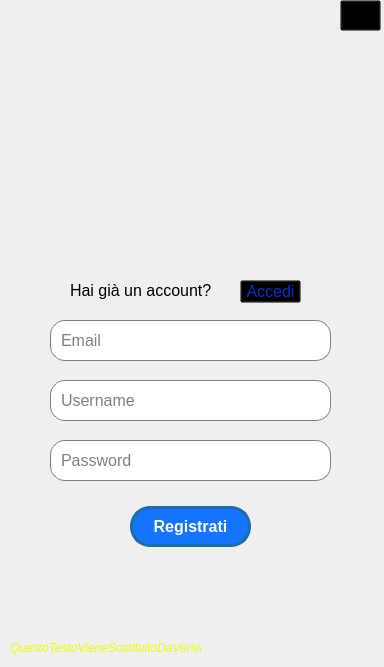
Above: ClientModule/regwindow.ui from giovannic96/Real-time-collaborative-text-editor before the change. Below: the same form after it.
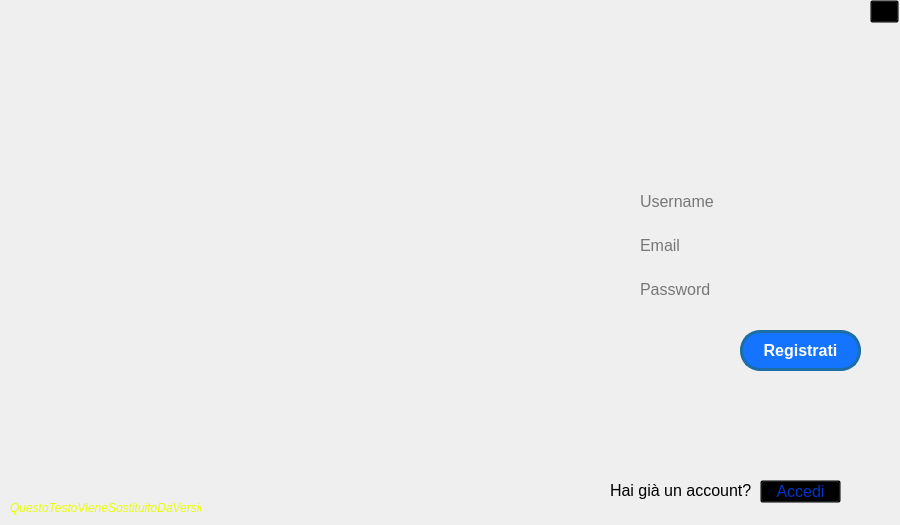
That is the form after the change. Icons and pictures are not drawn.

Diff of the .ui file:
```diff
--- a/ClientModule/regwindow.ui
+++ b/ClientModule/regwindow.ui
@@ -6,39 +6,44 @@
    <rect>
     <x>0</x>
     <y>0</y>
-    <width>384</width>
-    <height>667</height>
+    <width>900</width>
+    <height>525</height>
    </rect>
   </property>
   <property name="minimumSize">
    <size>
-    <width>384</width>
-    <height>667</height>
+    <width>900</width>
+    <height>525</height>
    </size>
   </property>
   <property name="maximumSize">
    <size>
-    <width>384</width>
-    <height>667</height>
+    <width>900</width>
+    <height>525</height>
    </size>
   </property>
   <property name="windowTitle">
    <string>MainWindow</string>
   </property>
+  <property name="styleSheet">
+   <string notr="true">#centralwidget {border-image: url(:/image/registrazione.jpg);}</string>
+  </property>
   <widget class="QWidget" name="centralwidget">
+   <property name="styleSheet">
+    <string notr="true"/>
+   </property>
    <widget class="QLineEdit" name="LineEditPasswordForm">
     <property name="geometry">
      <rect>
-      <x>50</x>
-      <y>440</y>
-      <width>281</width>
-      <height>41</height>
+      <x>630</x>
+      <y>274</y>
+      <width>231</width>
+      <height>31</height>
      </rect>
     </property>
     <property name="styleSheet">
-     <string notr="true">background-color:rgb(255, 255, 255);
-border: 1px solid gray;
-border-radius: 15px;
+     <string notr="true">background-color:transparent;
+border: transparent;
 padding: 0 8px;
 selection-background-color: darkgray;
 font-size: 16px;
@@ -57,41 +62,11 @@
      <string>Password</string>
     </property>
    </widget>
-   <widget class="QPushButton" name="AccediButton">
-    <property name="geometry">
-     <rect>
-      <x>240</x>
-      <y>280</y>
-      <width>61</width>
-      <height>23</height>
-     </rect>
-    </property>
-    <property name="font">
-     <font>
-      <pointsize>12</pointsize>
-     </font>
-    </property>
-    <property name="styleSheet">
-     <string notr="true">#AccediButton {
-color: #0033CC;
-background-color: Transparent;
-background-repeat:no-repeat;
-}
-
-#AccediButton:hover {
-color: #0040FF;
-text-decoration: underline;
-}</string>
-    </property>
-    <property name="text">
-     <string>Accedi</string>
-    </property>
-   </widget>
    <widget class="QPushButton" name="SignUpButton">
     <property name="geometry">
      <rect>
-      <x>130</x>
-      <y>506</y>
+      <x>740</x>
+      <y>330</y>
       <width>121</width>
       <height>41</height>
      </rect>
@@ -121,31 +96,13 @@
      <string>Registrati</string>
     </property>
    </widget>
-   <widget class="QLabel" name="label">
-    <property name="geometry">
-     <rect>
-      <x>70</x>
-      <y>280</y>
-      <width>151</width>
-      <height>21</height>
-     </rect>
-    </property>
-    <property name="font">
-     <font>
-      <pointsize>12</pointsize>
-     </font>
-    </property>
-    <property name="text">
-     <string>Hai già un account?</string>
-    </property>
-   </widget>
    <widget class="QPushButton" name="exitButton">
     <property name="geometry">
      <rect>
-      <x>340</x>
+      <x>870</x>
       <y>0</y>
-      <width>41</width>
-      <height>31</height>
+      <width>29</width>
+      <height>23</height>
      </rect>
     </property>
     <property name="styleSheet">
@@ -170,16 +127,15 @@
    <widget class="QLineEdit" name="LineEditUsernameForm">
     <property name="geometry">
      <rect>
-      <x>50</x>
-      <y>380</y>
-      <width>281</width>
-      <height>41</height>
+      <x>630</x>
+      <y>186</y>
+      <width>231</width>
+      <height>31</height>
      </rect>
     </property>
     <property name="styleSheet">
-     <string notr="true">background-color:rgb(255, 255, 255);
-border: 1px solid gray;
-border-radius: 15px;
+     <string notr="true">background-color:transparent;
+border: transparent;
 padding: 0 8px;
 selection-background-color: darkgray;
 font-size: 16px;
@@ -196,7 +152,7 @@
     <property name="geometry">
      <rect>
       <x>10</x>
-      <y>640</y>
+      <y>500</y>
       <width>191</width>
       <height>16</height>
      </rect>
@@ -216,16 +172,15 @@
    <widget class="QLineEdit" name="LineEditMailForm">
     <property name="geometry">
      <rect>
-      <x>50</x>
-      <y>320</y>
-      <width>281</width>
-      <height>41</height>
+      <x>630</x>
+      <y>230</y>
+      <width>231</width>
+      <height>31</height>
      </rect>
     </property>
     <property name="styleSheet">
-     <string notr="true">background-color:rgb(255, 255, 255);
-border: 1px solid gray;
-border-radius: 15px;
+     <string notr="true">background-color:transparent;
+border: transparent;
 padding: 0 8px;
 selection-background-color: darkgray;
 font-size: 16px;
@@ -238,6 +193,57 @@
      <string>Email</string>
     </property>
    </widget>
+   <widget class="QPushButton" name="AccediButton">
+    <property name="geometry">
+     <rect>
+      <x>760</x>
+      <y>480</y>
+      <width>81</width>
+      <height>23</height>
+     </rect>
+    </property>
+    <property name="font">
+     <font>
+      <pointsize>12</pointsize>
+     </font>
+    </property>
+    <property name="cursor">
+     <cursorShape>PointingHandCursor</cursorShape>
+    </property>
+    <property name="styleSheet">
+     <string notr="true">#AccediButton {
+color: #0033CC;
+background-color: Transparent;
+background-repeat:no-repeat;
+}
+
+#AccediButton:hover {
+color: #0040FF;
+text-decoration: underline;
+}</string>
+    </property>
+    <property name="text">
+     <string>Accedi</string>
+    </property>
+   </widget>
+   <widget class="QLabel" name="label">
+    <property name="geometry">
+     <rect>
+      <x>610</x>
+      <y>480</y>
+      <width>151</width>
+      <height>21</height>
+     </rect>
+    </property>
+    <property name="font">
+     <font>
+      <pointsize>12</pointsize>
+     </font>
+    </property>
+    <property name="text">
+     <string>Hai già un account?</string>
+    </property>
+   </widget>
   </widget>
  </widget>
  <resources>
```
Left out of the diff: 14 changed lines with no effect on the pictures.
